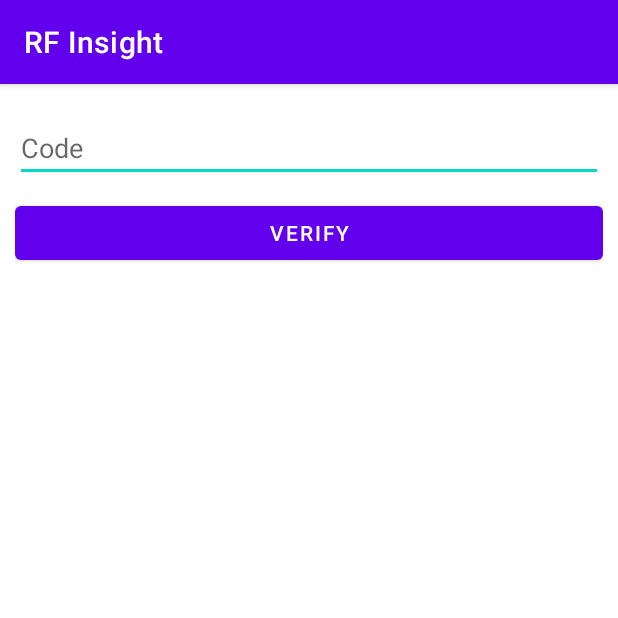
After one commit to Omar-Eidaros/Mobile-Coverage-Insights, an Android app: the VerficationActivity screen opened directly, with no data from a screen before it, on a phone screen of 412 x 824 dp, the top half of it. The commit adds this screen. Run offline under Robolectric (Android 15) with nearby library versions, the phone set to English and light mode, and no system bars; our stand-ins replace Volley.

Commit message:
Add Verfication Activity

```diff
--- a/AndroidApp/app/src/main/java/com/android/iticellular/MainActivity.java
+++ b/AndroidApp/app/src/main/java/com/android/iticellular/MainActivity.java
@@ -104,13 +104,13 @@ public class MainActivity extends AppCompatActivity {
 
     // Switching between Activities
     private void switchToVerifyActivity() {
-        Intent switchActivityIntent = new Intent(this, com.android.iticellular.VerificationActivity.class);
+        Intent switchActivityIntent = new Intent(this, com.android.iticellular.VerficationActivity.class);
         switchActivityIntent.putExtra("phoneNum", phoneNumber.getText().toString());
         startActivity(switchActivityIntent);
     }
 
     private void switchToAppActivity() {
-        Intent switchActivityIntent = new Intent(this, com.android.iticellular.VerificationActivity.class);
+        Intent switchActivityIntent = new Intent(this, com.android.iticellular.VerficationActivity.class);
         startActivity(switchActivityIntent);
     }
 
--- /dev/null
+++ b/AndroidApp/app/src/main/res/layout/activity_verfication.xml
@@ -0,0 +1,24 @@
+<?xml version="1.0" encoding="utf-8"?>
+<LinearLayout xmlns:android="http://schemas.android.com/apk/res/android"
+    xmlns:tools="http://schemas.android.com/tools"
+    android:layout_width="match_parent"
+    android:layout_height="match_parent"
+    android:orientation="vertical"
+    android:padding="10dp"
+    tools:context=".VerficationActivity">
+
+    <EditText
+        android:layout_width="match_parent"
+        android:layout_height="wrap_content"
+        android:hint="Code"
+        android:id="@+id/Code"
+        android:layout_marginTop="10dp"/>
+
+    <Button
+        android:layout_width="match_parent"
+        android:layout_height="wrap_content"
+        android:id="@+id/btn_Verify"
+        android:text="Verify"
+        android:layout_marginTop="10dp"/>
+
+</LinearLayout>
```
Also changed, not shown: AndroidApp/app/src/main/AndroidManifest.xml (+9 -5 lines), AndroidApp/app/src/main/java/com/android/iticellular/VerficationActivity.java (added, +158 -0 lines).
